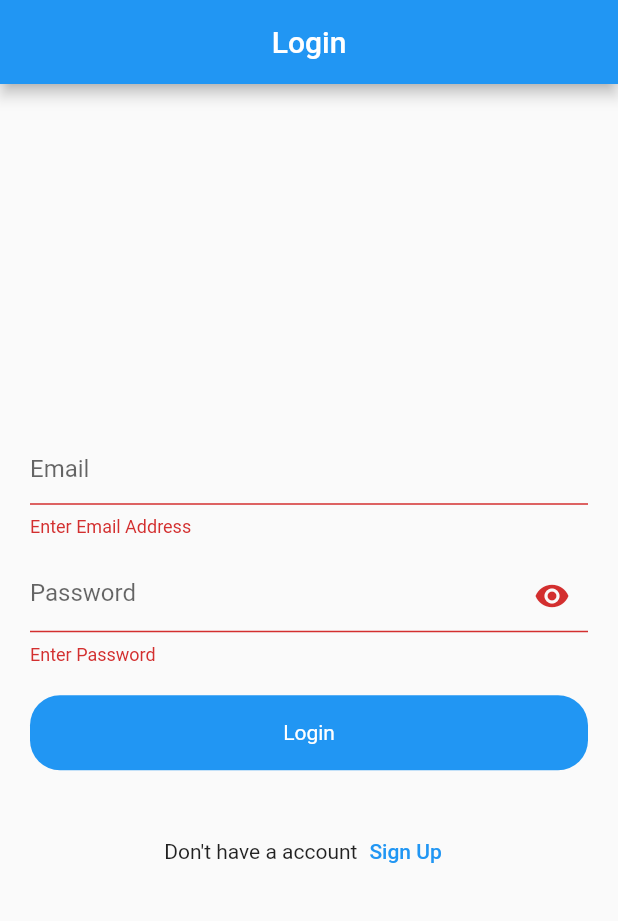
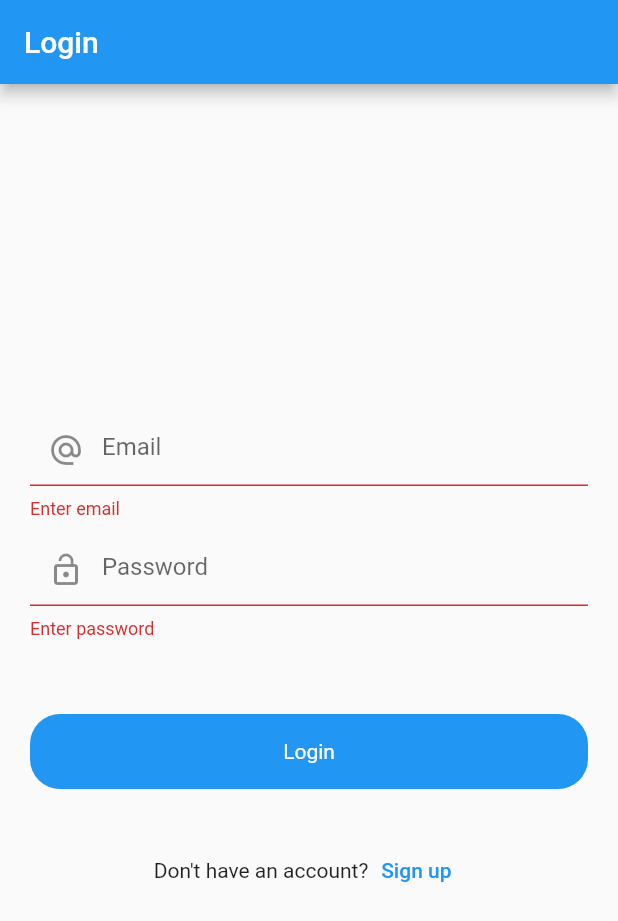
Before and after one commit to aankit09/Firebase-Login-----Flutter, a Flutter app: the screen it shows after launch, after a tap on "Login", on a phone screen of 412 x 824 dp. Shown: the top 921 px of the screen. Run offline on Flutter 3.47's test engine with Material 2 defaults, Android fonts, the phone set to English and light mode, and no system bars; our stand-ins replace firebase_auth, firebase_core, fluttertoast; accounts and stored records are empty.

Commit message:
done login,signup,logout

```diff
--- a/lib/firebase_services/splash_services.dart
+++ b/lib/firebase_services/splash_services.dart
@@ -1,14 +1,25 @@
 import 'dart:async';
-
+import 'package:firebase_auth/firebase_auth.dart';
 import 'package:firebase_test/ui/auth/login_screen.dart';
-import 'package:flutter/cupertino.dart';
+import 'package:firebase_test/ui/auth/post/post_screen.dart';
 import 'package:flutter/material.dart';
 
 class SplashServices {
   void isLogin(BuildContext context) {
-    Timer(
+    final auth = FirebaseAuth.instance;
+    final user = auth.currentUser;
+
+    if (user != null) {
+      Timer(
         const Duration(seconds: 3),
         () => Navigator.push(
-            context, MaterialPageRoute(builder: (context) => LoginScreen())));
+            context, MaterialPageRoute(builder: (context) => PostScreen())),
+      );
+    } else {
+      Timer(
+          const Duration(seconds: 3),
+          () => Navigator.push(
+              context, MaterialPageRoute(builder: (context) => LoginScreen())));
+    }
   }
 }
--- a/lib/main.dart
+++ b/lib/main.dart
@@ -2,9 +2,9 @@ import 'package:firebase_test/ui/splash_screen.dart';
 import 'package:flutter/material.dart';
 import 'package:firebase_core/firebase_core.dart';
 
-void main() {
+void main() async {
   WidgetsFlutterBinding.ensureInitialized();
-  Firebase.initializeApp();
+  await Firebase.initializeApp();
 
   runApp(const MyApp());
 }
@@ -20,6 +20,7 @@ class MyApp extends StatelessWidget {
       theme: ThemeData(
         primarySwatch: Colors.blue,
       ),
+      debugShowCheckedModeBanner: false,
       home: SplashScreen(),
     );
   }
--- a/lib/ui/auth/login_screen.dart
+++ b/lib/ui/auth/login_screen.dart
@@ -4,6 +4,7 @@ import 'package:firebase_test/utils/utils.dart';
 import 'package:firebase_test/widgets/round_button.dart';
 import 'package:flutter/material.dart';
 import 'package:firebase_auth/firebase_auth.dart';
+import 'package:flutter/services.dart';
 
 class LoginScreen extends StatefulWidget {
   LoginScreen({Key? key}) : super(key: key);
@@ -17,6 +18,7 @@ class _LoginScreenState extends State<LoginScreen> {
   final _formKey = GlobalKey<FormState>();
   final emailController = TextEditingController();
   final passwordController = TextEditingController();
+
   final _auth = FirebaseAuth.instance;
 
   @override
@@ -31,10 +33,10 @@ class _LoginScreenState extends State<LoginScreen> {
     setState(() {
       loading = true;
     });
-
     _auth
         .signInWithEmailAndPassword(
-            email: emailController.text, password: passwordController.text)
+            email: emailController.text,
+            password: passwordController.text.toString())
         .then((value) {
       Utils().toastMessage(value.user!.email.toString());
       Navigator.push(
@@ -53,10 +55,15 @@ class _LoginScreenState extends State<LoginScreen> {
 
   @override
   Widget build(BuildContext context) {
-    return Scaffold(
+    return WillPopScope(
+      onWillPop: () async {
+        SystemNavigator.pop();
+        return true;
+      },
+      child: Scaffold(
         appBar: AppBar(
           automaticallyImplyLeading: false,
-        title: const Center(child: Text('Login')),
+          title: Text('Login'),
         ),
         body: Padding(
             padding: const EdgeInsets.symmetric(horizontal: 20),
@@ -71,16 +78,18 @@ class _LoginScreenState extends State<LoginScreen> {
                         TextFormField(
                           keyboardType: TextInputType.emailAddress,
                           controller: emailController,
-                    decoration: const InputDecoration(hintText: 'Email'),
+                          decoration: const InputDecoration(
+                              hintText: 'Email',
+                              prefixIcon: Icon(Icons.alternate_email)),
                           validator: (value) {
                             if (value!.isEmpty) {
-                        return 'Enter Email Address';
+                              return 'Enter email';
                             }
                             return null;
                           },
                         ),
                         const SizedBox(
-                    height: 15,
+                          height: 10,
                         ),
                         TextFormField(
                           keyboardType: TextInputType.text,
@@ -88,50 +97,57 @@ class _LoginScreenState extends State<LoginScreen> {
                           obscureText: true,
                           decoration: const InputDecoration(
                               hintText: 'Password',
-                        suffixIcon: Icon(Icons.remove_red_eye)),
+                              prefixIcon: Icon(Icons.lock_open)),
                           validator: (value) {
                             if (value!.isEmpty) {
-                        return 'Enter Password';
+                              return 'Enter password';
                             }
                             return null;
                           },
                         ),
                       ],
-              ),
-            ),
+                    )),
                 const SizedBox(
-              height: 20,
+                  height: 50,
                 ),
                 RoundButton(
+                  title: 'Login',
                   loading: loading,
-              title: 'Login',
                   onTap: () {
                     if (_formKey.currentState!.validate()) {
                       login();
                     }
                   },
                 ),
+                // Align(
+                //   alignment: Alignment.bottomRight,
+                //   child: TextButton(onPressed: (){
+                //     Navigator.push(context,
+                //         MaterialPageRoute(
+                //             builder:(context) => ForgotPasswordScreen())
+                //     );
+                //   },
+                //       child: Text('Forgot Password?')),
+                // ),
                 const SizedBox(
                   height: 30,
                 ),
                 Row(
                   mainAxisAlignment: MainAxisAlignment.center,
-              crossAxisAlignment: CrossAxisAlignment.center,
                   children: [
-                Text("Don't have a account"),
+                    const Text("Don't have an account?"),
                     TextButton(
                         onPressed: () {
                           Navigator.push(
                               context,
-                      MaterialPageRoute(builder: (context) => SignUpScreen()),
-                    );
+                              MaterialPageRoute(
+                                  builder: (context) => SignUpScreen()));
                         },
-                  child: Text('Sign Up'),
-                )
-              ],
-            )
+                        child: Text('Sign up'))
                   ],
                 ),
+              ],
+            )),
       ),
     );
   }
--- a/lib/ui/splash_screen.dart
+++ b/lib/ui/splash_screen.dart
@@ -14,8 +14,8 @@ class _SplashScreenState extends State<SplashScreen> {
   @override
   void initState() {
     // TODO: implement initState
+    super.initState();
     splashScreen.isLogin(context);
-    super.initState();
   }
 
   @override
```
Also changed, not shown: lib/ui/auth/post/post_screen.dart (+27 -0 lines). Lines whose indentation alone changed are shown as unchanged.
